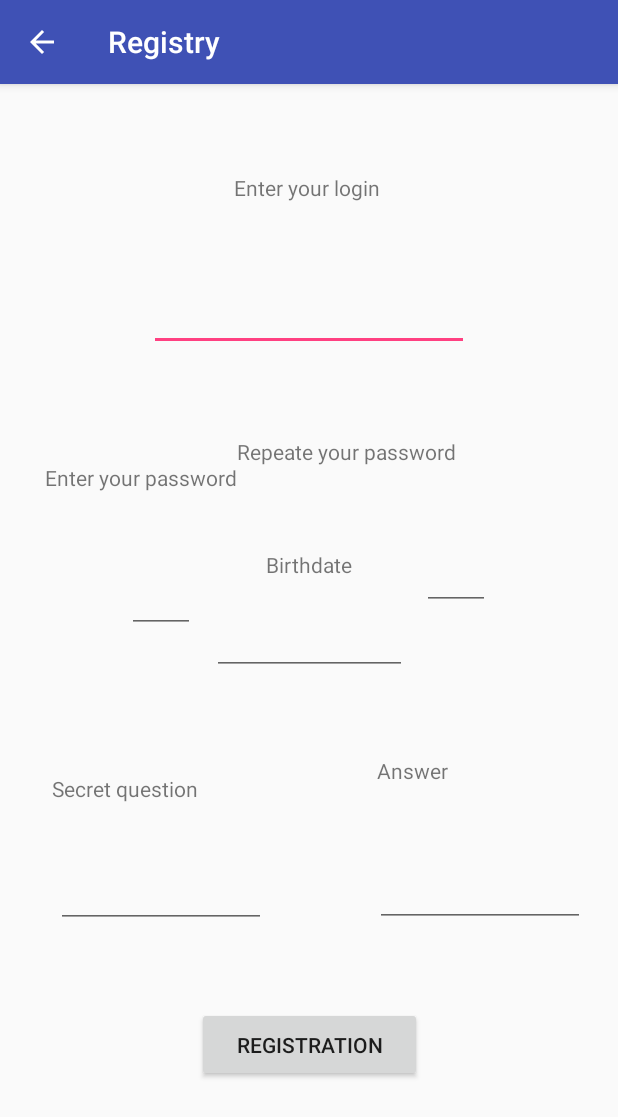
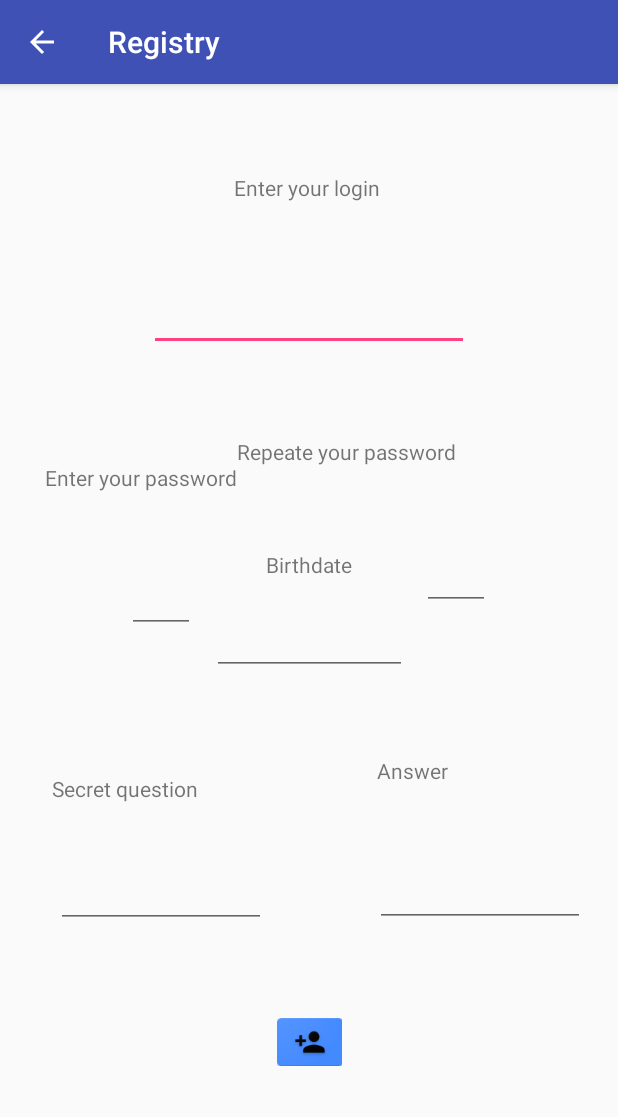
Before and after one commit to chornonoh-vova/NagraBankProject, an Android app: the RegistryActivity screen opened directly, with no data from a screen before it, on a phone screen of 412 x 824 dp. Shown: the top 1117 px of the screen. Run offline under Robolectric (Android 15) with nearby library versions, the phone set to English and light mode, and no system bars.

Commit message:
IconsUpdate_chapter_1

```diff
--- a/AndroidClient/app/src/main/java/com/wiev/androidclient/RegistryActivity.java
+++ b/AndroidClient/app/src/main/java/com/wiev/androidclient/RegistryActivity.java
@@ -7,10 +7,11 @@ import android.text.Editable;
 import android.view.View;
 import android.widget.Button;
 import android.widget.EditText;
+import android.widget.ImageButton;
 
 
 public class RegistryActivity extends AppCompatActivity{
-    private Button registration = null;
+    private ImageButton registration = null;
     private EditText login = null;
     private EditText password = null;
     private EditText password_confirm = null;
--- a/AndroidClient/app/src/main/res/layout/activity_login.xml
+++ b/AndroidClient/app/src/main/res/layout/activity_login.xml
@@ -8,7 +8,10 @@
 
     <ScrollView
         android:layout_width="match_parent"
-        android:layout_height="match_parent">
+        android:layout_height="match_parent"
+        app:layout_constraintLeft_toLeftOf="parent"
+        app:layout_constraintRight_toRightOf="parent"
+        tools:layout_editor_absoluteY="50dp">
 
         <android.support.constraint.ConstraintLayout
             android:layout_width="match_parent"
--- a/AndroidClient/app/src/main/res/layout/activity_registry.xml
+++ b/AndroidClient/app/src/main/res/layout/activity_registry.xml
@@ -170,16 +170,16 @@
         app:layout_constraintEnd_toEndOf="parent"
         app:layout_constraintStart_toEndOf="@+id/question" />
 
-    <Button
+    <ImageButton
         android:id="@+id/registration"
-        android:layout_width="150dp"
-        android:layout_height="50dp"
-        android:layout_marginBottom="104dp"
-        android:layout_marginTop="54dp"
-        android:text="registration"
+        android:layout_width="43dp"
+        android:layout_height="32dp"
+        android:layout_marginBottom="96dp"
+        android:layout_marginTop="42dp"
         app:layout_constraintBottom_toBottomOf="parent"
         app:layout_constraintLeft_toLeftOf="parent"
         app:layout_constraintRight_toRightOf="parent"
-        app:layout_constraintTop_toBottomOf="@+id/question" />
+        app:layout_constraintTop_toBottomOf="@+id/question"
+        app:srcCompat="@mipmap/ic_launcher_2" />
 
 </android.support.constraint.ConstraintLayout>
--- a/AndroidClient/app/src/main/res/values/strings.xml
+++ b/AndroidClient/app/src/main/res/values/strings.xml
@@ -1,5 +1,5 @@
 <resources>
-    <string name="app_name">Nagra Bank mobile</string>
+    <string name="app_name">Nagra Bank</string>
     <string name="submit">Submit</string>
     <string name="cancel">Cancel</string>
     <string name="ip_title">Enter ip</string>
```
Also changed, not shown: AndroidClient/app/src/main/res/mipmap-hdpi/ic_launcher.png, AndroidClient/app/src/main/res/mipmap-hdpi/ic_launcher_2.png (added), AndroidClient/app/src/main/res/mipmap-mdpi/ic_launcher.png, AndroidClient/app/src/main/res/mipmap-xhdpi/ic_launcher.png, AndroidClient/app/src/main/res/mipmap-xxhdpi/ic_launcher.png, AndroidClient/app/src/main/res/mipmap-xxxhdpi/ic_launcher.png, AndroidClient/app/src/main/res/mipmap-xxxhdpi/ic_launcher_2.png (added), 2 other files.
